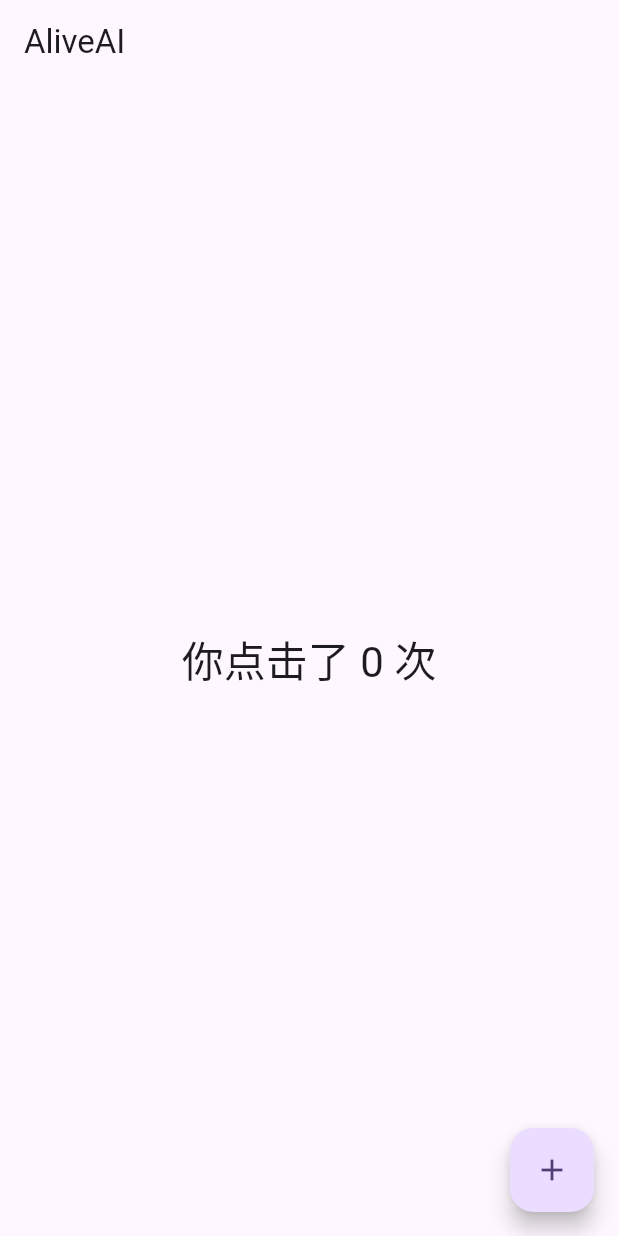
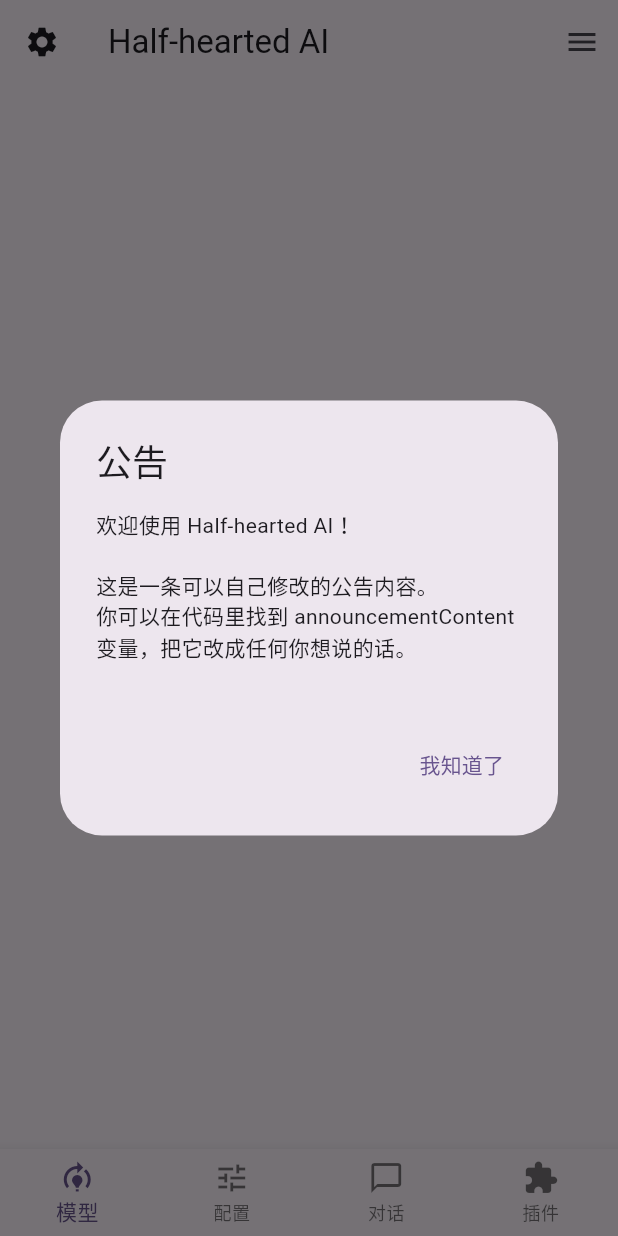
Before and after one commit to Dsdkwe/AliveAI, a Flutter app: the screen it shows after launch, on a phone screen of 412 x 824 dp. Run offline on Flutter 3.47's test engine with Material 3 defaults, Android fonts, the phone set to English and light mode, and no system bars.

Commit message:
Update main.dart

```diff
--- a/lib/main.dart
+++ b/lib/main.dart
@@ -1,57 +1,133 @@
 import 'package:flutter/material.dart';
 
 void main() {
-  runApp(const MyApp());
+  runApp(const HalfHeartedAIApp());
 }
 
-class MyApp extends StatelessWidget {
-  const MyApp({super.key});
+class HalfHeartedAIApp extends StatelessWidget {
+  const HalfHeartedAIApp({super.key});
 
   @override
   Widget build(BuildContext context) {
     return MaterialApp(
-      title: '我的第一个App',
+      title: 'Half-hearted AI',
       theme: ThemeData(
         colorScheme: ColorScheme.fromSeed(seedColor: Colors.deepPurple),
         useMaterial3: true,
       ),
-      home: const MyHomePage(),
+      home: const MainPage(),
+      debugShowCheckedModeBanner: false,
     );
   }
 }
 
-class MyHomePage extends StatefulWidget {
-  const MyHomePage({super.key});
+// ============================================
+// 公告内容（你自己改这里的文字就行）
+// ============================================
+const String announcementTitle = '公告';
+const String announcementContent = '''
+欢迎使用 Half-hearted AI！
+
+这是一条可以自己修改的公告内容。
+你可以在代码里找到 announcementContent 变量，把它改成任何你想说的话。
+''';
+
+class MainPage extends StatefulWidget {
+  const MainPage({super.key});
 
   @override
-  State<MyHomePage> createState() => _MyHomePageState();
+  State<MainPage> createState() => _MainPageState();
 }
 
-class _MyHomePageState extends State<MyHomePage> {
-  int _counter = 0;
+class _MainPageState extends State<MainPage> {
+  int _currentIndex = 0;
 
-  void _incrementCounter() {
-    setState(() {
-      _counter++;
+  final List<Widget> _pages = const [
+    // 模型
+    Center(child: Text('模型页面', style: TextStyle(fontSize: 18))),
+    // 配置
+    Center(child: Text('配置页面', style: TextStyle(fontSize: 18))),
+    // 对话
+    Center(child: Text('对话页面', style: TextStyle(fontSize: 18))),
+    // 插件
+    Center(child: Text('插件页面', style: TextStyle(fontSize: 18))),
+  ];
+
+  @override
+  void initState() {
+    super.initState();
+    // 刚进去时弹出公告悬浮窗
+    WidgetsBinding.instance.addPostFrameCallback((_) {
+      _showAnnouncement();
     });
+  }
+
+  void _showAnnouncement() {
+    showDialog(
+      context: context,
+      builder: (ctx) => AlertDialog(
+        title: const Text(announcementTitle),
+        content: const SingleChildScrollView(
+          child: Text(announcementContent),
+        ),
+        actions: [
+          TextButton(
+            onPressed: () => Navigator.of(ctx).pop(),
+            child: const Text('我知道了'),
+          ),
+        ],
+      ),
+    );
   }
 
   @override
   Widget build(BuildContext context) {
     return Scaffold(
+      // ===== 顶部栏 =====
       appBar: AppBar(
-        title: const Text('AliveAI'),
+        title: const Text('Half-hearted AI'),
+        leading: IconButton(
+          icon: const Icon(Icons.settings),
+          tooltip: '设置',
+          onPressed: () {
+            // TODO: 设置页面
+          },
+        ),
+        actions: [
+          IconButton(
+            icon: const Icon(Icons.menu),
+            tooltip: '多功能菜单',
+            onPressed: () {
+              // TODO: 多功能菜单
+            },
+          ),
+        ],
       ),
-      body: Center(
-        child: Text(
-          '你点击了 $_counter 次',
-          style: Theme.of(context).textTheme.headlineMedium,
-        ),
-      ),
-      floatingActionButton: FloatingActionButton(
-        onPressed: _incrementCounter,
-        tooltip: '增加',
-        child: const Icon(Icons.add),
+      // ===== 中间留白区域（根据底部按钮切换） =====
+      body: _pages[_currentIndex],
+      // ===== 底部四个功能键 =====
+      bottomNavigationBar: BottomNavigationBar(
+        currentIndex: _currentIndex,
+        onTap: (index) => setState(() => _currentIndex = index),
+        type: BottomNavigationBarType.fixed,
+        items: const [
+          BottomNavigationBarItem(
+            icon: Icon(Icons.model_training),
+            label: '模型',
+          ),
+          BottomNavigationBarItem(
+            icon: Icon(Icons.tune),
+            label: '配置',
+          ),
+          BottomNavigationBarItem(
+            icon: Icon(Icons.chat_bubble_outline),
+            label: '对话',
+          ),
+          BottomNavigationBarItem(
+            icon: Icon(Icons.extension),
+            label: '插件',
+          ),
+        ],
       ),
     );
   }
```
